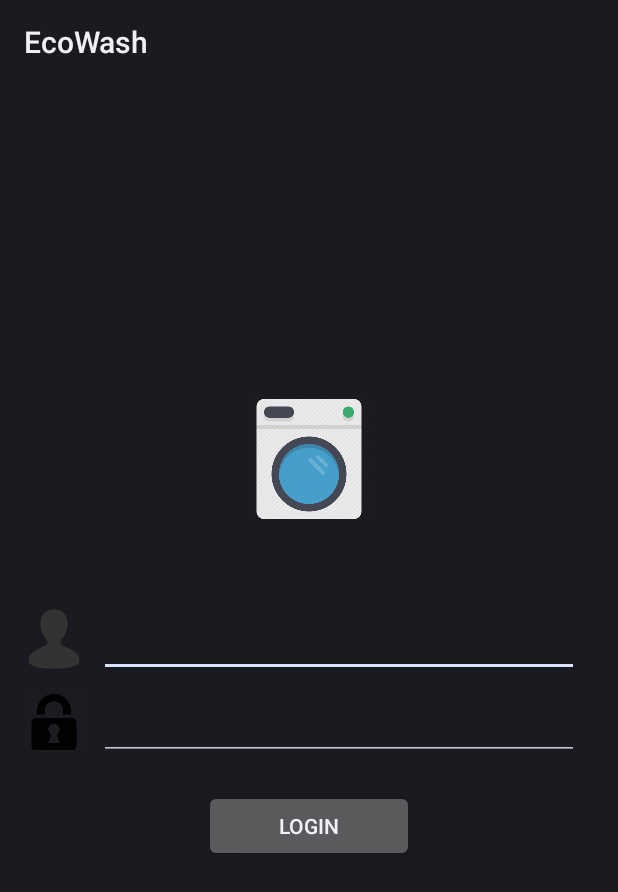
After one commit to madadiaconu/EcoWash, an Android app: the layout activity_login.xml on its own in the app's theme, with its tools: preview values and no code run, on a phone screen of 412 x 824 dp. The commit adds this screen. Shown: the top 892 px of the screen. Run offline under Robolectric (Android 15) with nearby library versions, the phone set to English and light mode, and no system bars.

Commit message:
Add LoginActivity with basic design

```diff
--- a/EcoWash/app/build.gradle
+++ b/EcoWash/app/build.gradle
@@ -21,4 +21,5 @@ android {
 
 dependencies {
     compile fileTree(dir: 'libs', include: ['*.jar'])
+    compile 'com.parse:parse-android:1.12.0'
 }
--- a/EcoWash/app/src/main/AndroidManifest.xml
+++ b/EcoWash/app/src/main/AndroidManifest.xml
@@ -1,15 +1,30 @@
 <?xml version="1.0" encoding="utf-8"?>
 <manifest xmlns:android="http://schemas.android.com/apk/res/android"
     package="com.myapps.ecowash" >
+
+    <uses-permission android:name="android.permission.INTERNET" />
+    <uses-permission android:name="android.permission.ACCESS_NETWORK_STATE" />
 
     <application
         android:allowBackup="true"
         android:icon="@drawable/washing_machine"
         android:label="@string/app_name"
         android:name=".App">
+
+        <meta-data
+            android:name="com.parse.APPLICATION_ID"
+            android:value="@string/parse_app_id" />
+        <meta-data
+            android:name="com.parse.CLIENT_KEY"
+            android:value="@string/parse_client_key" />
+
         <activity
             android:name=".ui.MainActivity"
             android:label="@string/app_name">
+
+        </activity>
+
+        <activity android:name=".ui.LoginActivity">
             <intent-filter>
                 <action android:name="android.intent.action.MAIN" />
 
--- /dev/null
+++ b/EcoWash/app/src/main/java/com/myapps/ecowash/ui/LoginActivity.java
@@ -0,0 +1,12 @@
+package com.myapps.ecowash.ui;
+
+import android.os.Bundle;
+
+public class LoginActivity extends BaseActivity{
+
+    @Override
+    protected void onCreate(Bundle savedInstanceState) {
+        super.onCreate(savedInstanceState);
+
+    }
+}
--- /dev/null
+++ b/EcoWash/app/src/main/res/layout/activity_login.xml
@@ -0,0 +1,67 @@
+<?xml version="1.0" encoding="utf-8"?>
+<LinearLayout xmlns:android="http://schemas.android.com/apk/res/android"
+    android:orientation="vertical"
+    android:layout_width="match_parent"
+    android:layout_height="match_parent"
+    android:layout_gravity="center"
+    android:gravity="center"
+    android:padding="16dp">
+
+    <ImageView
+        android:layout_width="@dimen/logo_size"
+        android:layout_height="80dp"
+        android:src="@drawable/washing_machine"
+        android:layout_marginBottom="@dimen/logo_bottom_margin"/>
+
+    <LinearLayout
+        android:layout_width="match_parent"
+        android:layout_height="wrap_content"
+        android:orientation="horizontal">
+
+        <ImageView
+            android:layout_width="@dimen/icon_size"
+            android:layout_height="@dimen/icon_size"
+            android:src="@drawable/user"/>
+
+        <EditText
+            android:id="@+id/username"
+            android:layout_width="match_parent"
+            android:layout_height="wrap_content"
+            android:layout_marginLeft="@dimen/margin_edit_text"
+            android:layout_marginRight="@dimen/margin_edit_text"/>
+    </LinearLayout>
+
+    <LinearLayout
+        android:layout_width="match_parent"
+        android:layout_height="wrap_content"
+        android:orientation="horizontal"
+        android:layout_marginTop="@dimen/margin_edit_text">
+
+        <ImageView
+            android:layout_width="@dimen/icon_size"
+            android:layout_height="@dimen/icon_size"
+            android:src="@drawable/pass"/>
+
+        <EditText
+            android:id="@+id/pass"
+            android:layout_width="match_parent"
+            android:layout_height="wrap_content"
+            android:layout_marginLeft="@dimen/margin_edit_text"
+            android:layout_marginRight="@dimen/margin_edit_text"/>
+    </LinearLayout>
+
+    <Button
+        android:layout_width="@dimen/login_btn_width"
+        android:layout_height="wrap_content"
+        android:layout_margin="@dimen/login_btn_margin"
+        android:text="@string/login"/>
+
+    <TextView
+        android:layout_width="match_parent"
+        android:layout_height="wrap_content"
+        android:text="@string/login_empty"
+        android:textColor="@color/red"
+        android:gravity="center_horizontal"
+        android:visibility="invisible"/>
+
+</LinearLayout>
--- a/EcoWash/app/src/main/res/values/colors.xml
+++ b/EcoWash/app/src/main/res/values/colors.xml
@@ -1,4 +1,5 @@
 <?xml version="1.0" encoding="utf-8"?>
 <resources>
     <color name="white">#FFFFFF</color>
+    <color name="red">#FF0000</color>
 </resources>
--- a/EcoWash/app/src/main/res/values/dimens.xml
+++ b/EcoWash/app/src/main/res/values/dimens.xml
@@ -2,6 +2,14 @@
     <!-- Default screen margins, per the Android Design guidelines. -->
     <dimen name="activity_horizontal_margin">16dp</dimen>
     <dimen name="activity_vertical_margin">16dp</dimen>
+
+    <!--Login Screen-->
+    <dimen name="logo_size">80dp</dimen>
+    <dimen name="logo_bottom_margin">60dp</dimen>
+    <dimen name="icon_size">40dp</dimen>
+    <dimen name="margin_edit_text">10dp</dimen>
+    <dimen name="login_btn_width">140dp</dimen>
+    <dimen name="login_btn_margin">20dp</dimen>
 
     <!--Landing Screen-->
     <dimen name="card_margin">2dp</dimen>
--- a/EcoWash/app/src/main/res/values/strings.xml
+++ b/EcoWash/app/src/main/res/values/strings.xml
@@ -1,10 +1,16 @@
 <resources>
     <string name="app_name">EcoWash</string>
 
-    <string name="hello_world">Hello world!</string>
-    <string name="action_settings">Settings</string>
+    <!--Login Screen-->
+    <string name="login">Login</string>
+    <string name="login_empty">Please fill in both required fields</string>
 
+    <!--Landing Screen-->
     <string name="my_reservations">My Reservations</string>
     <string name="make_reservation">Make Reservation</string>
     <string name="wash_now">Wash Now?</string>
+
+    <!--Parse credentials-->
+    <string name="parse_app_id">ilYrWDudJIze5TqYMfK1Q0uMy6pMqYSi7nfgWQsH</string>
+    <string name="parse_client_key">zfl2MELhO314VXLmOtlBAq24rHtIylLo8bHJf6MZ</string>
 </resources>
```
Also changed, not shown: EcoWash/app/src/main/res/drawable/pass.png (added), EcoWash/app/src/main/res/drawable/user.png (added).
